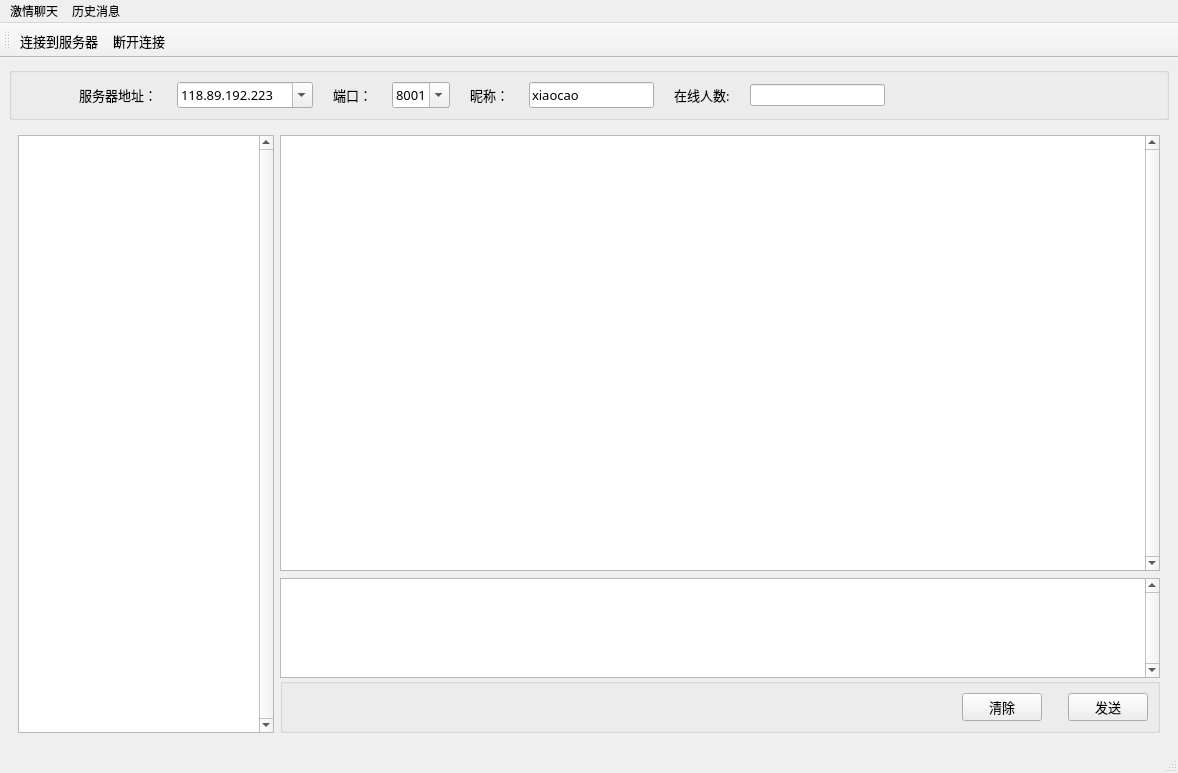
This is Client/client_mainwindow.ui in nicexiaocao/chatting_room as Qt 5 draws it before an edit. The edited form follows.
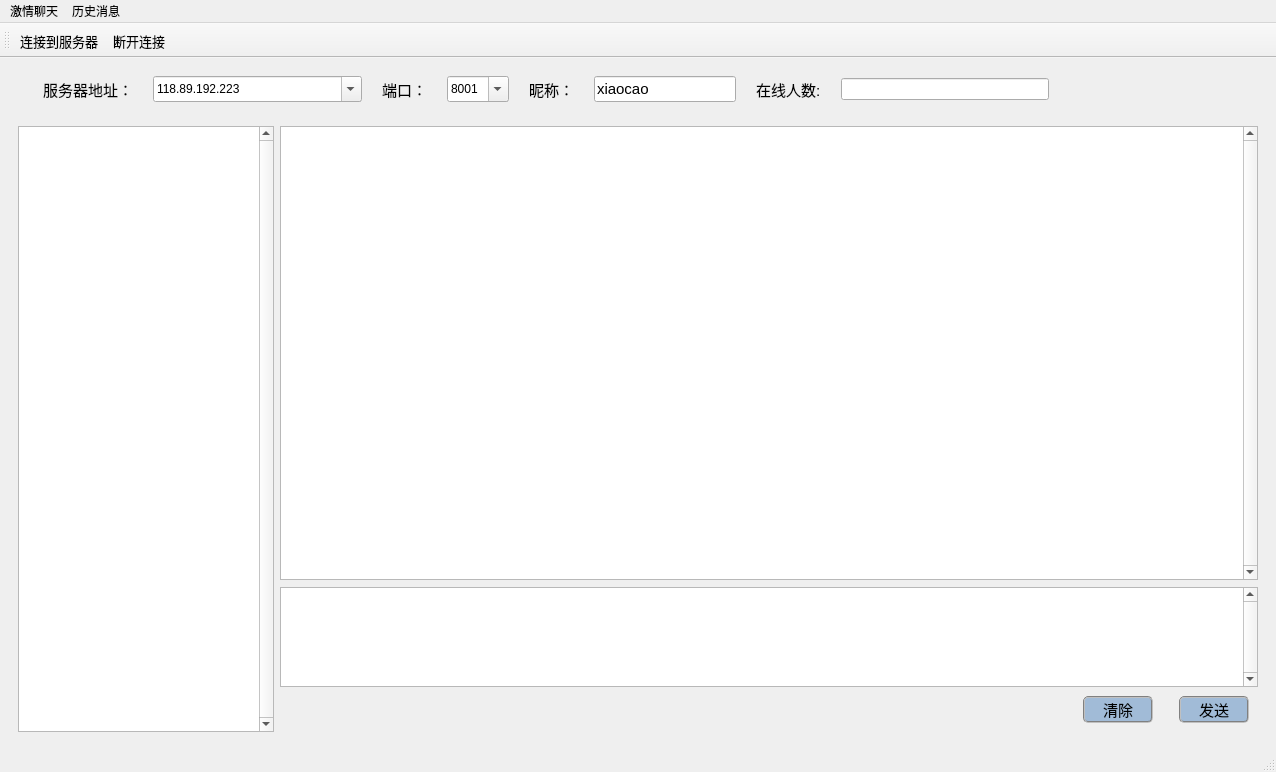
This is the edited form. Icons and pictures are not drawn.

```diff
--- a/Client/client_mainwindow.ui
+++ b/Client/client_mainwindow.ui
@@ -6,8 +6,8 @@
    <rect>
     <x>0</x>
     <y>0</y>
-    <width>1178</width>
-    <height>773</height>
+    <width>1276</width>
+    <height>772</height>
    </rect>
   </property>
   <property name="sizePolicy">
@@ -23,13 +23,21 @@
    <iconset resource="client_rsc.qrc">
     <normaloff>:/icon/client_rsc/chat.png</normaloff>:/icon/client_rsc/chat.png</iconset>
   </property>
+  <property name="styleSheet">
+   <string notr="true"/>
+  </property>
   <widget class="QWidget" name="centralwidget">
+   <property name="styleSheet">
+    <string notr="true">#centralwidget{border-image:url(:/icon/client_rsc/background.png)}
+QPushButton{border: 2px groove gray;
+border-radius: 5px;background-color:rgb(161, 187, 215);
+}
+*{font: 11pt &quot;Microsoft YaHei UI&quot;;}
+QGroupBox{border:none}</string>
+   </property>
    <layout class="QVBoxLayout" name="verticalLayout_2">
     <item>
-     <widget class="QGroupBox" name="groupBox">
-      <property name="title">
-       <string/>
-      </property>
+     <widget class="QWidget" name="widget" native="true">
       <layout class="QHBoxLayout" name="horizontalLayout">
        <property name="spacing">
         <number>20</number>
@@ -40,7 +48,7 @@
           <bool>true</bool>
          </property>
          <property name="sizePolicy">
-          <sizepolicy hsizetype="Expanding" vsizetype="Preferred">
+          <sizepolicy hsizetype="Fixed" vsizetype="Preferred">
            <horstretch>0</horstretch>
            <verstretch>0</verstretch>
           </sizepolicy>
@@ -53,8 +61,11 @@
          </property>
          <property name="font">
           <font>
-           <family>微软雅黑</family>
-           <pointsize>10</pointsize>
+           <family>Microsoft YaHei UI</family>
+           <pointsize>11</pointsize>
+           <weight>50</weight>
+           <italic>false</italic>
+           <bold>false</bold>
           </font>
          </property>
          <property name="text">
@@ -78,8 +89,11 @@
          </property>
          <property name="font">
           <font>
-           <family>微软雅黑</family>
-           <pointsize>10</pointsize>
+           <family>Microsoft YaHei UI</family>
+           <pointsize>11</pointsize>
+           <weight>50</weight>
+           <italic>false</italic>
+           <bold>false</bold>
           </font>
          </property>
          <property name="focusPolicy">
@@ -104,8 +118,11 @@
         <widget class="QLabel" name="ip_label_2">
          <property name="font">
           <font>
-           <family>微软雅黑</family>
-           <pointsize>10</pointsize>
+           <family>Microsoft YaHei UI</family>
+           <pointsize>11</pointsize>
+           <weight>50</weight>
+           <italic>false</italic>
+           <bold>false</bold>
           </font>
          </property>
          <property name="text">
@@ -120,8 +137,11 @@
         <widget class="QComboBox" name="Spinport">
          <property name="font">
           <font>
-           <family>微软雅黑</family>
-           <pointsize>10</pointsize>
+           <family>Microsoft YaHei UI</family>
+           <pointsize>11</pointsize>
+           <weight>50</weight>
+           <italic>false</italic>
+           <bold>false</bold>
           </font>
          </property>
          <property name="focusPolicy">
@@ -146,8 +166,11 @@
         <widget class="QLabel" name="label">
          <property name="font">
           <font>
-           <family>微软雅黑</family>
-           <pointsize>10</pointsize>
+           <family>Microsoft YaHei UI</family>
+           <pointsize>11</pointsize>
+           <weight>50</weight>
+           <italic>false</italic>
+           <bold>false</bold>
           </font>
          </property>
          <property name="text">
@@ -168,8 +191,11 @@
          </property>
          <property name="font">
           <font>
-           <family>微软雅黑</family>
-           <pointsize>10</pointsize>
+           <family>Microsoft YaHei UI</family>
+           <pointsize>11</pointsize>
+           <weight>50</weight>
+           <italic>false</italic>
+           <bold>false</bold>
           </font>
          </property>
          <property name="focusPolicy">
@@ -184,8 +210,11 @@
         <widget class="QLabel" name="label_onlie">
          <property name="font">
           <font>
-           <family>微软雅黑</family>
-           <pointsize>10</pointsize>
+           <family>Microsoft YaHei UI</family>
+           <pointsize>11</pointsize>
+           <weight>50</weight>
+           <italic>false</italic>
+           <bold>false</bold>
           </font>
          </property>
          <property name="text">
@@ -200,19 +229,6 @@
          </property>
         </widget>
        </item>
-       <item>
-        <spacer name="horizontalSpacer_4">
-         <property name="orientation">
-          <enum>Qt::Horizontal</enum>
-         </property>
-         <property name="sizeHint" stdset="0">
-          <size>
-           <width>40</width>
-           <height>20</height>
-          </size>
-         </property>
-        </spacer>
-       </item>
        <item>
         <spacer name="horizontalSpacer_2">
          <property name="orientation">
@@ -263,7 +279,11 @@
          </property>
          <property name="font">
           <font>
-           <pointsize>10</pointsize>
+           <family>Microsoft YaHei UI</family>
+           <pointsize>11</pointsize>
+           <weight>50</weight>
+           <italic>false</italic>
+           <bold>false</bold>
           </font>
          </property>
          <property name="contextMenuPolicy">
@@ -314,12 +334,21 @@
             </property>
             <property name="font">
              <font>
-              <pointsize>11</pointsize>
+              <family>Microsoft YaHei UI</family>
+              <pointsize>12</pointsize>
+              <weight>50</weight>
+              <italic>false</italic>
+              <bold>false</bold>
              </font>
             </property>
             <property name="focusPolicy">
              <enum>Qt::TabFocus</enum>
             </property>
+            <property name="styleSheet">
+             <string notr="true">#Client_MainWindow{background-image:url(:/icon/client_rsc/background.png)}
+*{font: 12pt &quot;Microsoft YaHei UI&quot;;}
+</string>
+            </property>
             <property name="frameShape">
              <enum>QFrame::StyledPanel</enum>
             </property>
@@ -374,7 +403,11 @@
                </property>
                <property name="font">
                 <font>
+                 <family>Microsoft YaHei UI</family>
                  <pointsize>11</pointsize>
+                 <weight>50</weight>
+                 <italic>false</italic>
+                 <bold>false</bold>
                 </font>
                </property>
                <property name="focusPolicy">
@@ -387,8 +420,8 @@
                 <string>&lt;!DOCTYPE HTML PUBLIC &quot;-//W3C//DTD HTML 4.0//EN&quot; &quot;http://www.w3.org/TR/REC-html40/strict.dtd&quot;&gt;
 &lt;html&gt;&lt;head&gt;&lt;meta name=&quot;qrichtext&quot; content=&quot;1&quot; /&gt;&lt;style type=&quot;text/css&quot;&gt;
 p, li { white-space: pre-wrap; }
-&lt;/style&gt;&lt;/head&gt;&lt;body style=&quot; font-family:'SimSun'; font-size:11pt; font-weight:400; font-style:normal;&quot;&gt;
-&lt;p style=&quot;-qt-paragraph-type:empty; margin-top:0px; margin-bottom:0px; margin-left:0px; margin-right:0px; -qt-block-indent:0; text-indent:0px;&quot;&gt;&lt;br /&gt;&lt;/p&gt;&lt;/body&gt;&lt;/html&gt;</string>
+&lt;/style&gt;&lt;/head&gt;&lt;body style=&quot; font-family:'Microsoft YaHei UI'; font-size:11pt; font-weight:400; font-style:normal;&quot;&gt;
+&lt;p style=&quot;-qt-paragraph-type:empty; margin-top:0px; margin-bottom:0px; margin-left:0px; margin-right:0px; -qt-block-indent:0; text-indent:0px; font-family:'SimSun';&quot;&gt;&lt;br /&gt;&lt;/p&gt;&lt;/body&gt;&lt;/html&gt;</string>
                </property>
               </widget>
              </item>
@@ -400,6 +433,9 @@
                  <verstretch>0</verstretch>
                 </sizepolicy>
                </property>
+               <property name="styleSheet">
+                <string notr="true"/>
+               </property>
                <property name="title">
                 <string/>
                </property>
@@ -431,9 +467,19 @@
                     <verstretch>0</verstretch>
                    </sizepolicy>
                   </property>
+                  <property name="minimumSize">
+                   <size>
+                    <width>70</width>
+                    <height>0</height>
+                   </size>
+                  </property>
                   <property name="font">
                    <font>
-                    <pointsize>10</pointsize>
+                    <family>Microsoft YaHei UI</family>
+                    <pointsize>11</pointsize>
+                    <weight>50</weight>
+                    <italic>false</italic>
+                    <bold>false</bold>
                    </font>
                   </property>
                   <property name="text">
@@ -465,9 +511,19 @@
                     <verstretch>0</verstretch>
                    </sizepolicy>
                   </property>
+                  <property name="minimumSize">
+                   <size>
+                    <width>70</width>
+                    <height>0</height>
+                   </size>
+                  </property>
                   <property name="font">
                    <font>
-                    <pointsize>10</pointsize>
+                    <family>Microsoft YaHei UI</family>
+                    <pointsize>11</pointsize>
+                    <weight>50</weight>
+                    <italic>false</italic>
+                    <bold>false</bold>
                    </font>
                   </property>
                   <property name="text">
@@ -497,7 +553,7 @@
     <rect>
      <x>0</x>
      <y>0</y>
-     <width>1178</width>
+     <width>1276</width>
      <height>26</height>
     </rect>
    </property>
```
